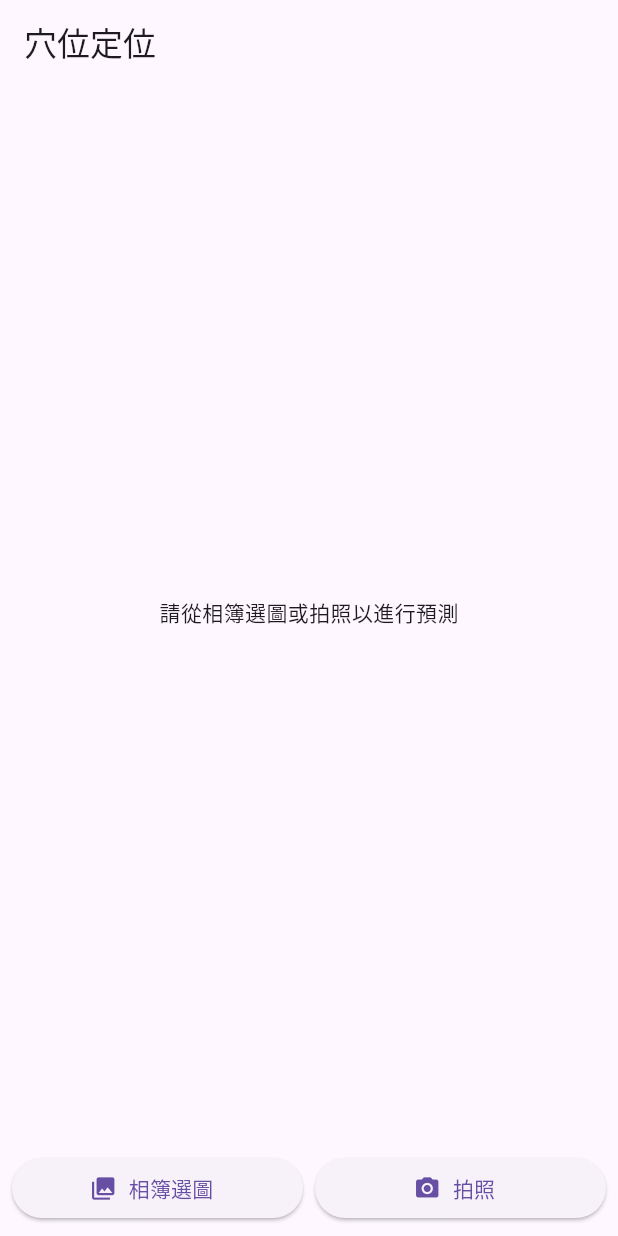
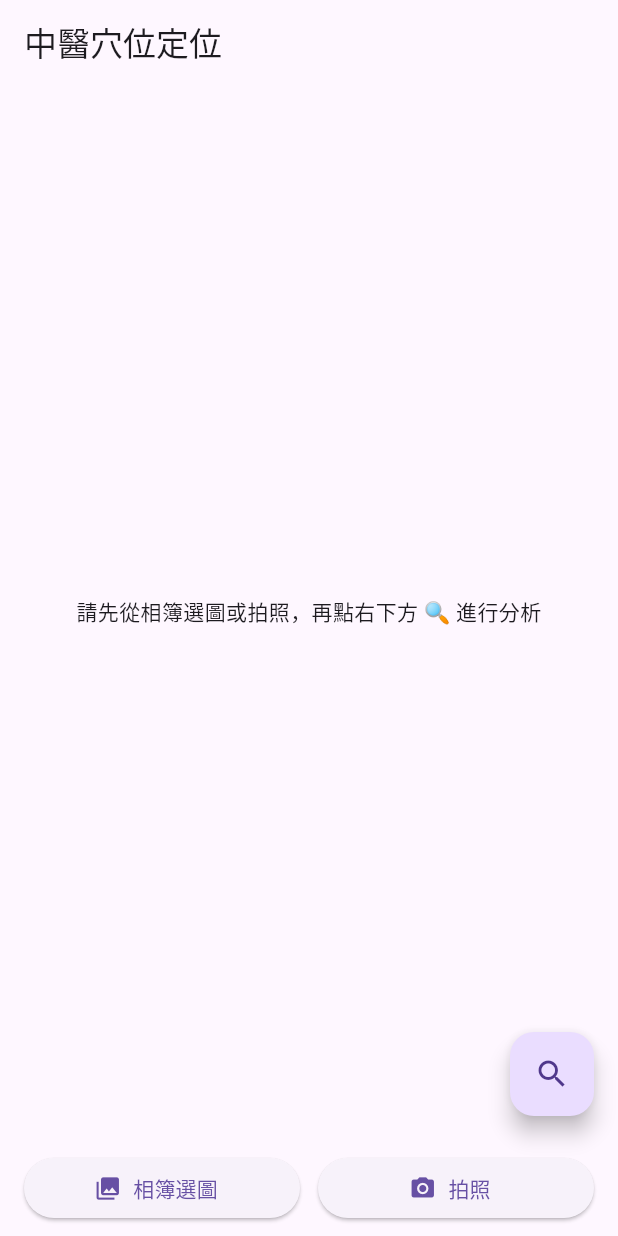
Before and after one commit to KawakitaTanaka/chinesemedicine, a Flutter app: the screen it shows after launch, on a phone screen of 412 x 824 dp. Run offline on Flutter 3.47's test engine with Material 3 defaults, Android fonts, the phone set to English and light mode, and no system bars; our stand-ins replace image_picker; missing offline and left inert: tflite_flutter.

Commit message:
Initial commit

```diff
--- a/lib/main.dart
+++ b/lib/main.dart
@@ -1,33 +1,37 @@
 import 'dart:io';
 import 'dart:typed_data';
 import 'dart:ui' as ui;
+
 import 'package:flutter/material.dart';
 import 'package:image_picker/image_picker.dart';
 import 'package:tflite_flutter/tflite_flutter.dart';
 
-void main() => runApp(MyApp());
+void main() => runApp(const MyApp());
 
 class MyApp extends StatelessWidget {
+  const MyApp({super.key});
   @override
   Widget build(BuildContext ctx) => MaterialApp(
-    title: '穴位定位',
+    title: '中醫穴位定位',
     theme: ThemeData(primarySwatch: Colors.blue),
-    home: HomePage(),
+    home: const HomePage(),
   );
 }
 
 class HomePage extends StatefulWidget {
+  const HomePage({super.key});
   @override
   _HomePageState createState() => _HomePageState();
 }
 
 class _HomePageState extends State<HomePage> {
   Interpreter? _interpreter;
+  XFile? _pickedFile;
+  ui.Image? _displayImage;
   List<Offset> _points = [];
-  ui.Image? _displayImage;
 
-  final int inputSize = 224; // 与模型训练保持一致
-  final String modelPath = 'assets/model8.tflite';
+  final int inputSize = 224;
+  final String modelAsset = 'assets/model7.tflite';
 
   @override
   void initState() {
@@ -36,19 +40,24 @@ class _HomePageState extends State<HomePage> {
   }
 
   Future<void> _loadModel() async {
-    _interpreter = await Interpreter.fromAsset(modelPath);
+    _interpreter = await Interpreter.fromAsset(modelAsset);
+    debugPrint('Interpreter loaded: $_interpreter');
   }
 
-  /// 通用打点流程：pickImage / takePhoto 调用此方法
   Future<void> _processFile(XFile file) async {
-    // 1. 解码并显示
+    // decode image
     final bytes = await file.readAsBytes();
     final codec = await ui.instantiateImageCodec(bytes);
     final frame = await codec.getNextFrame();
-    setState(() => _displayImage = frame.image);
+    final img = frame.image;
 
-    // 2. 前处理成 224×224 float32 ByteBuffer
-    final img = frame.image;
+    // update display image and clear points
+    setState(() {
+      _displayImage = img;
+      _points = [];
+    });
+
+    // preprocess: resize + normalize
     final recorder = ui.PictureRecorder();
     final canvas = Canvas(recorder);
     canvas.drawImageRect(
@@ -57,117 +66,184 @@ class _HomePageState extends State<HomePage> {
       Rect.fromLTWH(0, 0, inputSize.toDouble(), inputSize.toDouble()),
       Paint(),
     );
-    final picture = recorder.endRecording();
-    final resized = await picture.toImage(inputSize, inputSize);
-    final byteData = await resized.toByteData(format: ui.ImageByteFormat.rawRgba);
-    final buffer = byteData!.buffer.asUint8List();
-
-    // Build Float32 input tensor in [1,224,224,3]
-    final input = Float32List(1 * inputSize * inputSize * 3);
+    final resized = await recorder.endRecording().toImage(inputSize, inputSize);
+    final bd = await resized.toByteData(format: ui.ImageByteFormat.rawRgba);
+    final buffer = bd!.buffer.asUint8List();
+    final input = Float32List(inputSize * inputSize * 3);
     int offset = 0;
-    for (int i = 0; i < buffer.lengthInBytes; i += 4) {
-      // RGBA bytes → normalize RGB
-      final r = buffer[i] / 255.0;
-      final g = buffer[i + 1] / 255.0;
-      final b = buffer[i + 2] / 255.0;
-      input[offset++] = r;
-      input[offset++] = g;
-      input[offset++] = b;
-    }
-    final inputBuffer = input.buffer;
-
-    // 3. 推论
-    final output = Float32List(12); // 6 点 × 2 维
-    _interpreter!.run(inputBuffer, output);
-
-    // 4. 后处理：乘回原图尺寸
-    final w = img.width.toDouble();
-    final h = img.height.toDouble();
-    _points = [];
-    for (int i = 0; i < output.length; i += 2) {
-      final x = output[i] * w;
-      final y = output[i + 1] * h;
-      _points.add(Offset(x, y));
+    for (int i = 0; i < buffer.length; i += 4) {
+      input[offset++] = buffer[i] / 255.0;
+      input[offset++] = buffer[i + 1] / 255.0;
+      input[offset++] = buffer[i + 2] / 255.0;
     }
 
+    // inference: output shape [1,12]
+    List<List<double>> output = List.generate(1, (_) => List.filled(12, 0.0));
+    _interpreter!.run(input.buffer, output);
+    final raw = output[0];
+    debugPrint('Model output raw: $raw');
+
+    // map to original image coords
+    final w = img.width.toDouble(), h = img.height.toDouble();
+    final pts = <Offset>[];
+    for (int i = 0; i < raw.length; i += 2) {
+      pts.add(Offset(raw[i] * w, raw[i + 1] * h));
+    }
+
+    setState(() {
+      _points = pts;
+    });
+  }
+
+  Future<void> _pickFromGallery() async {
+    _pickedFile = await ImagePicker().pickImage(source: ImageSource.gallery);
     setState(() {});
   }
 
-  Future<void> _pickFromGallery() async {
-    final file = await ImagePicker().pickImage(source: ImageSource.gallery);
-    if (file != null) await _processFile(file);
+  Future<void> _takePhoto() async {
+    _pickedFile = await ImagePicker().pickImage(source: ImageSource.camera);
+    setState(() {});
   }
 
-  Future<void> _takePhoto() async {
-    final file = await ImagePicker().pickImage(source: ImageSource.camera);
-    if (file != null) await _processFile(file);
+  Future<void> _analyze() async {
+    if (_pickedFile != null) {
+      await _processFile(_pickedFile!);
+    }
+  }
+
+  void _clear() {
+    setState(() {
+      _pickedFile = null;
+      _displayImage = null;
+      _points = [];
+    });
   }
 
   @override
   Widget build(BuildContext ctx) {
+    // screen width
+    final screenW = MediaQuery.of(ctx).size.width;
+    if (_displayImage == null) {
       return Scaffold(
-      appBar: AppBar(title: Text('穴位定位')),
-      body: Column(
-        children: [
-          Expanded(
-            child: _displayImage == null
-                ? Center(child: Text('請從相簿選圖或拍照以進行預測'))
-                : FittedBox(
-              fit: BoxFit.contain,
-              child: SizedBox(
-                width: _displayImage!.width.toDouble(),
-                height: _displayImage!.height.toDouble(),
-                child: CustomPaint(
-                    painter: PointPainter(_displayImage!, _points)),
+        appBar: AppBar(
+          title: const Text('中醫穴位定位'),
+          actions: [
+            if (_pickedFile != null)
+              Padding(
+                padding: const EdgeInsets.all(8.0),
+                child: Icon(Icons.check, color: Colors.green),
+              ),
+            if (_pickedFile != null)
+              IconButton(
+                icon: const Icon(Icons.clear),
+                tooltip: '清除',
+                onPressed: _clear,
+              ),
+          ],
+        ),
+        body: const Center(
+          child: Text(
+            '請先從相簿選圖或拍照，再點右下方 🔍 進行分析',
+            textAlign: TextAlign.center,
           ),
         ),
+        floatingActionButton: FloatingActionButton(
+          onPressed: _pickedFile == null ? null : _analyze,
+          tooltip: '分析',
+          child: const Icon(Icons.search),
         ),
-          Padding(
-            padding: const EdgeInsets.all(8.0),
+        bottomNavigationBar: Padding(
+          padding: const EdgeInsets.symmetric(horizontal: 16, vertical: 8),
           child: Row(
             children: [
               Expanded(
                 child: ElevatedButton.icon(
-                    icon: Icon(Icons.photo_library),
-                    label: Text('相簿選圖'),
+                  icon: const Icon(Icons.photo_library),
+                  label: const Text('相簿選圖'),
                   onPressed: _pickFromGallery,
                 ),
               ),
-                SizedBox(width: 8),
+              const SizedBox(width: 12),
               Expanded(
                 child: ElevatedButton.icon(
-                    icon: Icon(Icons.camera_alt),
-                    label: Text('拍照'),
+                  icon: const Icon(Icons.camera_alt),
+                  label: const Text('拍照'),
                   onPressed: _takePhoto,
                 ),
               ),
             ],
           ),
         ),
+      );
+    }
+
+    final imgW = _displayImage!.width.toDouble();
+    final imgH = _displayImage!.height.toDouble();
+    final displayH = screenW * imgH / imgW;
+    final scaleX = screenW / imgW;
+    final scaleY = displayH / imgH;
+    final scaledPoints = _points
+        .map((pt) => Offset(pt.dx * scaleX, pt.dy * scaleY))
+        .toList();
+
+    return Scaffold(
+      appBar: AppBar(
+        title: const Text('中醫穴位定位'),
+        actions: [
+          Padding(
+            padding: const EdgeInsets.all(8.0),
+            child: Icon(Icons.check, color: Colors.green),
+          ),
+          IconButton(
+            icon: const Icon(Icons.clear),
+            tooltip: '清除',
+            onPressed: _clear,
+          ),
         ],
+      ),
+      body: Center(
+        child: SizedBox(
+          width: screenW,
+          height: displayH,
+          child: Stack(
+            children: [
+              Image.file(
+                File(_pickedFile!.path),
+                width: screenW,
+                height: displayH,
+                fit: BoxFit.fill,
+              ),
+              CustomPaint(
+                size: Size(screenW, displayH),
+                painter: PointPainter(scaledPoints),
+              ),
+            ],
+          ),
+        ),
+      ),
+      floatingActionButton: FloatingActionButton(
+        onPressed: _analyze,
+        tooltip: '分析',
+        child: const Icon(Icons.search),
       ),
     );
   }
 }
 
 class PointPainter extends CustomPainter {
-  final ui.Image image;
   final List<Offset> points;
-  PointPainter(this.image, this.points);
+  PointPainter(this.points);
 
   @override
   void paint(Canvas canvas, Size size) {
-    canvas.drawImage(image, Offset.zero, Paint());
     final paint = Paint()
-      ..color = Colors.red
-      ..style = PaintingStyle.fill
-      ..strokeWidth = 8;
+      ..color = Colors.redAccent
+      ..style = PaintingStyle.fill;
     for (var pt in points) {
-      canvas.drawCircle(pt, 10, paint);
+      canvas.drawCircle(pt, 8, paint);
     }
   }
 
   @override
-  bool shouldRepaint(covariant PointPainter old) =>
-      old.image != image || old.points != points;
+  bool shouldRepaint(covariant PointPainter old) => old.points != points;
 }
--- a/pubspec.yaml
+++ b/pubspec.yaml
@@ -42,7 +42,7 @@ dependencies:
     # TFLite 运行时
   tflite_flutter: ^0.11.0
     # Helper 库，对应 tflite_flutter 0.11.x
-
+  image: ^3.3.0
 
 
 dev_dependencies:
@@ -72,6 +72,8 @@ flutter:
   assets:
      - assets/model8.tflite
      - assets/app_cover.png
+     - assets/model11.tflite
+     - assets/model7.tflite
   #   - images/a_dot_ham.jpeg
 flutter_icons:
   android: true            # 同時產生 Android icon
```
Also changed, not shown: pubspec.lock, 3 other files. Lines whose indentation alone changed are shown as unchanged.
